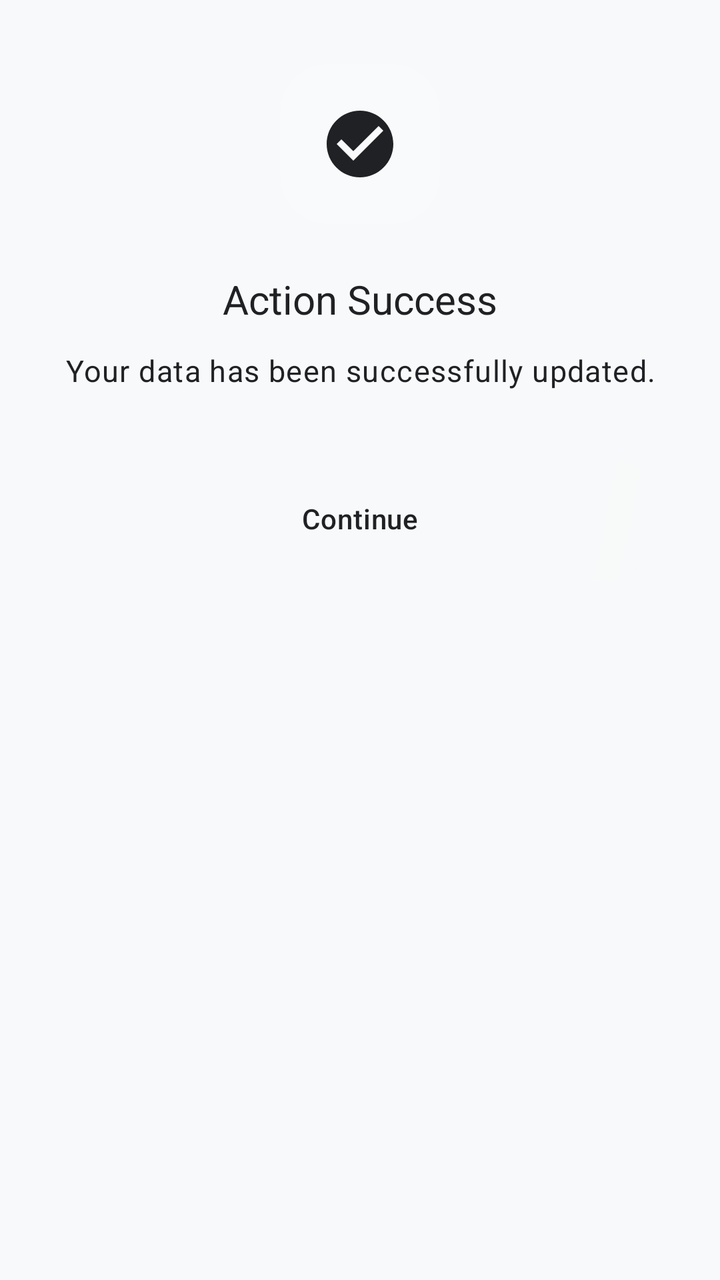
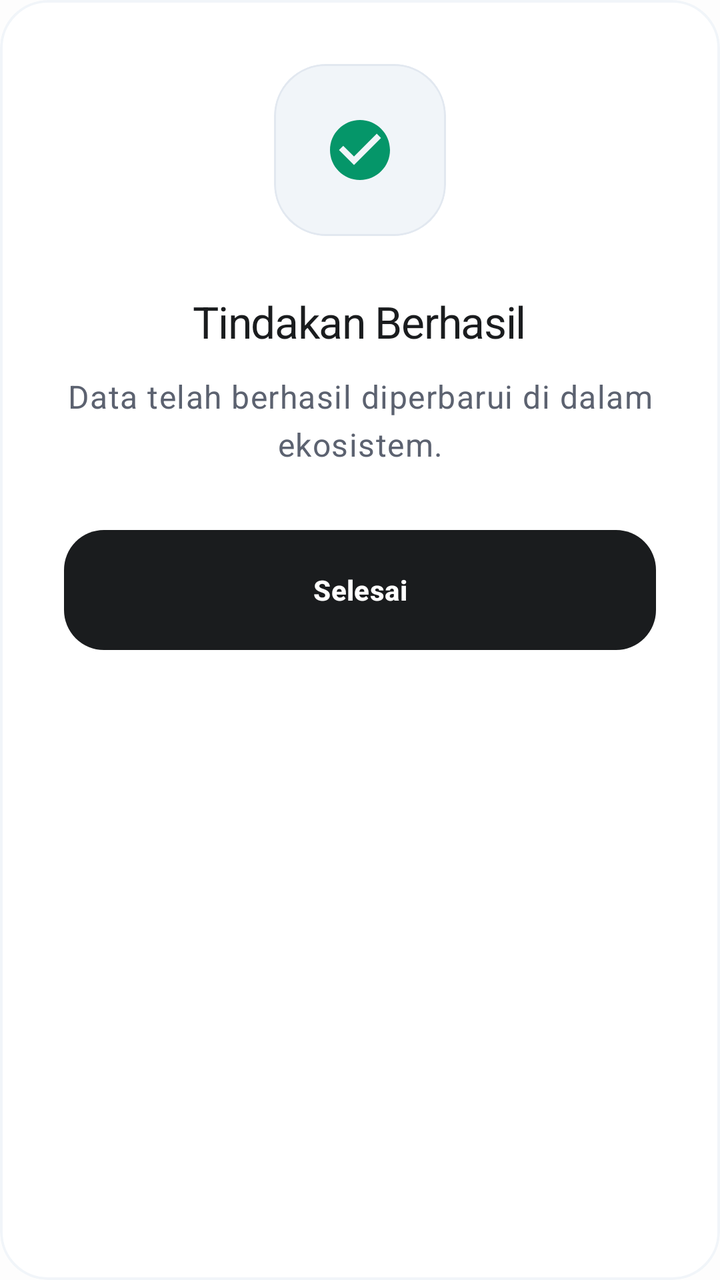

Two renders of the same Android screen: before a commit and after it. Below are the layout's source before the change and the commit's diff.
<!-- AndroidManifest.xml: application theme Theme.KasirAPP -->
<!-- res/layout/dialog_status.xml -->
<?xml version="1.0" encoding="utf-8"?>
<com.google.android.material.card.MaterialCardView
    xmlns:android="http://schemas.android.com/apk/res/android"
    xmlns:app="http://schemas.android.com/apk/res-auto"
    style="@style/Widget.App.Card"
    android:layout_width="match_parent"
    android:layout_height="wrap_content"
    app:cardCornerRadius="32dp"
    app:cardElevation="0dp">

    <LinearLayout
        android:layout_width="match_parent"
        android:layout_height="wrap_content"
        android:orientation="vertical"
        android:padding="32dp"
        android:gravity="center">

        <com.google.android.material.card.MaterialCardView
            android:id="@+id/cardIconStatus"
            style="@style/Widget.App.Card"
            android:layout_width="80dp"
            android:layout_height="80dp"
            app:cardCornerRadius="24dp"
            app:cardElevation="0dp"
            app:cardBackgroundColor="#26FFFFFF">
            <ImageView
                android:id="@+id/imgStatus"
                android:layout_width="40dp"
                android:layout_height="40dp"
                android:layout_gravity="center"
                android:src="@drawable/ic_success"
                app:tint="?attr/colorOnSurface" />
        </com.google.android.material.card.MaterialCardView>

        <TextView
            android:id="@+id/tvTitle"
            style="@style/TextAppearance.Future.TitleLarge"
            android:layout_width="wrap_content"
            android:layout_height="wrap_content"
            android:layout_marginTop="24dp"
            android:text="Action Success"
            android:textAlignment="center"
            android:textColor="?attr/colorOnSurface" />

        <TextView
            android:id="@+id/tvMessage"
            style="@style/TextAppearance.Future.BodyLarge"
            android:layout_width="match_parent"
            android:layout_height="wrap_content"
            android:layout_marginTop="12dp"
            android:text="Your data has been successfully updated."
            android:textAlignment="center"
            android:textColor="?attr/colorOnSurfaceVariant" />

        <com.google.android.material.button.MaterialButton
            android:id="@+id/btnAction"
            style="@style/Widget.App.Button"
            android:layout_width="match_parent"
            android:layout_height="64dp"
            android:layout_marginTop="32dp"
            android:text="Continue"
            android:textAllCaps="false"
            android:textAppearance="@style/TextAppearance.Future.LabelLarge"
            android:textColor="?attr/colorOnSurface"
            app:cornerRadius="20dp" />

    </LinearLayout>
</com.google.android.material.card.MaterialCardView>
<!-- resources referenced by this layout -->
<resources>
  <style name="TextAppearance.Future.BodyLarge" parent="TextAppearance.Premium.BodyLarge" />
  <style name="TextAppearance.Future.LabelLarge" parent="TextAppearance.Premium.LabelLarge" />
  <style name="TextAppearance.Future.TitleLarge" parent="TextAppearance.Premium.TitleLarge" />
  <style name="Widget.App.Button" parent="Widget.Material3.Button.TonalButton">
          <item name="cornerRadius">16dp</item>
          <item name="android:background">@drawable/bg_liquid_glass</item>
          <item name="android:insetTop">0dp</item>
          <item name="android:insetBottom">0dp</item>
          <item name="android:textColor">?attr/colorOnSurface</item>
      </style>
  <style name="Widget.App.Card" parent="Widget.Material3.CardView.Filled">
          <item name="cardCornerRadius">24dp</item>
          <item name="cardElevation">0dp</item>
          <item name="strokeWidth">0dp</item>
          <item name="android:background">@drawable/bg_liquid_glass</item>
          <item name="cardBackgroundColor">@android:color/transparent</item>
      </style>
  <color name="success">#2ECC71</color>
  <style name="TextAppearance.Premium.BodyLarge" parent="TextAppearance.Material3.BodyLarge">
          <item name="android:textSize">15sp</item>
          <item name="android:fontFamily">sans-serif</item>
          <item name="android:lineSpacingExtra">3dp</item>
          <item name="android:textColor">?attr/colorOnSurfaceVariant</item>
      </style>
  <style name="TextAppearance.Premium.LabelLarge" parent="TextAppearance.Material3.LabelLarge">
          <item name="android:textSize">14sp</item>
          <item name="android:fontFamily">sans-serif-medium</item>
          <item name="android:letterSpacing">0.02</item>
          <item name="android:textColor">?attr/colorSecondary</item>
      </style>
  <style name="TextAppearance.Premium.TitleLarge" parent="TextAppearance.Material3.TitleLarge">
          <item name="android:textSize">20sp</item>
          <item name="android:fontFamily">sans-serif-medium</item>
          <item name="android:textColor">?attr/colorOnSurface</item>
      </style>
  <!-- drawable bg_liquid_glass (drawable) -->
  <?xml version="1.0" encoding="utf-8"?>
  <layer-list xmlns:android="http://schemas.android.com/apk/res/android">
      
      <item>
          <shape android:shape="rectangle">
              <solid android:color="#0D000000" />
              <corners android:radius="24dp" />
          </shape>
      </item>
  
      
      <item android:bottom="1dp" android:left="1dp" android:right="1dp" android:top="1dp">
          <shape android:shape="rectangle">
              <gradient
                  android:angle="135"
                  android:startColor="#26FFFFFF"
                  android:endColor="#0DFFFFFF"
                  android:type="linear" />
              <corners android:radius="24dp" />
          </shape>
      </item>
  
      
      <item>
          <shape android:shape="rectangle">
              <gradient
                  android:centerX="80%"
                  android:centerY="20%"
                  android:gradientRadius="120dp"
                  android:startColor="#1AFFFFFF"
                  android:endColor="@android:color/transparent"
                  android:type="radial" />
              <corners android:radius="24dp" />
          </shape>
      </item>
  
      
      <item>
          <shape android:shape="rectangle">
              <gradient
                  android:centerX="20%"
                  android:centerY="80%"
                  android:gradientRadius="150dp"
                  android:startColor="#0D000000"
                  android:endColor="@android:color/transparent"
                  android:type="radial" />
              <corners android:radius="24dp" />
          </shape>
      </item>
  
      
      <item>
          <shape android:shape="rectangle">
              <solid android:color="@android:color/transparent" />
              <corners android:radius="24dp" />
              <stroke
                  android:width="1.2dp"
                  android:color="#26FFFFFF" />
          </shape>
      </item>
  </layer-list>
  <style name="Base.Theme.KasirAPP" parent="Theme.Material3.Light.NoActionBar">
          
          <item name="colorPrimary">@color/primary</item>
          <item name="colorOnPrimary">@color/on_primary</item>
          <item name="colorPrimaryContainer">@color/primary_container</item>
          <item name="colorOnPrimaryContainer">@color/on_primary_container</item>
  
          <item name="colorSecondary">@color/secondary</item>
          <item name="colorOnSecondary">@color/on_secondary</item>
          <item name="colorSecondaryContainer">@color/secondary_container</item>
          <item name="colorOnSecondaryContainer">@color/on_secondary_container</item>
  
          <item name="android:windowBackground">@color/background</item>
          <item name="colorSurface">@color/surface</item>
          <item name="colorOnSurface">@color/on_surface</item>
          <item name="colorSurfaceVariant">@color/surface_variant</item>
          <item name="colorOnSurfaceVariant">@color/on_surface_variant</item>
          <item name="colorOutline">@color/outline</item>
  
          
          <item name="android:statusBarColor">@android:color/transparent</item>
          <item name="android:windowLightStatusBar">true</item>
          <item name="android:navigationBarColor">@android:color/transparent</item>
          <item name="android:windowLightNavigationBar" tools:targetApi="27">true</item>
  
          
          <item name="materialCardViewStyle">@style/Widget.App.Card</item>
          <item name="materialButtonStyle">@style/Widget.App.Button</item>
          <item name="textInputStyle">@style/Widget.App.TextInputLayout</item>
  
          
          <item name="textAppearanceHeadlineLarge">@style/TextAppearance.Premium.HeadlineLarge</item>
          <item name="textAppearanceTitleLarge">@style/TextAppearance.Premium.TitleLarge</item>
          <item name="textAppearanceBodyLarge">@style/TextAppearance.Premium.BodyLarge</item>
          <item name="textAppearanceLabelLarge">@style/TextAppearance.Premium.LabelLarge</item>
      </style>
  <color name="primary">#202124</color>
  <color name="primary_container">#F5F6FA</color>
  <color name="on_primary_container">#202124</color>
  <color name="secondary">#625B71</color>
  <color name="secondary_container">#F8F9FA</color>
  <color name="on_secondary_container">#202124</color>
  <color name="background">#F8F9FA</color>
  <color name="on_surface">#202124</color>
  <color name="surface_variant">#EDEDF5</color>
  <color name="on_surface_variant">#202124</color>
  <color name="outline">#CCCCCC</color>
  <style name="Widget.App.TextInputLayout" parent="Widget.Material3.TextInputLayout.OutlinedBox">
          <item name="boxCornerRadiusTopStart">16dp</item>
          <item name="boxCornerRadiusTopEnd">16dp</item>
          <item name="boxCornerRadiusBottomStart">16dp</item>
          <item name="boxCornerRadiusBottomEnd">16dp</item>
          <item name="boxStrokeColor">?attr/colorOutline</item>
          <item name="boxStrokeWidth">1.2dp</item>
          <item name="boxStrokeWidthFocused">2dp</item>
          <item name="android:textColorHint">?attr/colorOnSurfaceVariant</item>
      </style>
  <style name="TextAppearance.Premium.HeadlineLarge" parent="TextAppearance.Material3.HeadlineLarge">
          <item name="android:textSize">28sp</item>
          <item name="android:fontFamily">sans-serif-medium</item>
          <item name="android:letterSpacing">-0.02</item>
          <item name="android:textColor">?attr/colorOnSurface</item>
      </style>
  <!-- unchanged entries left out for length: 5 -->
</resources>

<!-- the commit's change to res/layout/dialog_status.xml (unified diff, before → after) -->
@@ -2,11 +2,9 @@
 <com.google.android.material.card.MaterialCardView
     xmlns:android="http://schemas.android.com/apk/res/android"
     xmlns:app="http://schemas.android.com/apk/res-auto"
-    style="@style/Widget.App.Card"
+    style="@style/Widget.App.Card.Solid"
     android:layout_width="match_parent"
-    android:layout_height="wrap_content"
-    app:cardCornerRadius="32dp"
-    app:cardElevation="0dp">
+    android:layout_height="wrap_content">
 
     <LinearLayout
         android:layout_width="match_parent"
@@ -17,52 +15,45 @@
 
         <com.google.android.material.card.MaterialCardView
             android:id="@+id/cardIconStatus"
-            style="@style/Widget.App.Card"
-            android:layout_width="80dp"
-            android:layout_height="80dp"
-            app:cardCornerRadius="24dp"
+            android:layout_width="86dp"
+            android:layout_height="86dp"
+            app:cardCornerRadius="26dp"
             app:cardElevation="0dp"
-            app:cardBackgroundColor="#26FFFFFF">
+            app:cardBackgroundColor="@color/gray_canvas">
             <ImageView
                 android:id="@+id/imgStatus"
-                android:layout_width="40dp"
-                android:layout_height="40dp"
+                android:layout_width="36dp"
+                android:layout_height="36dp"
                 android:layout_gravity="center"
                 android:src="@drawable/ic_success"
-                app:tint="?attr/colorOnSurface" />
+                app:tint="@color/success" />
         </com.google.android.material.card.MaterialCardView>
 
         <TextView
             android:id="@+id/tvTitle"
-            style="@style/TextAppearance.Future.TitleLarge"
+            style="@style/TextAppearance.App.TitleLarge"
             android:layout_width="wrap_content"
             android:layout_height="wrap_content"
-            android:layout_marginTop="24dp"
-            android:text="Action Success"
-            android:textAlignment="center"
-            android:textColor="?attr/colorOnSurface" />
+            android:layout_marginTop="28dp"
+            android:text="@string/dialog_success"
+            android:textAlignment="center" />
 
         <TextView
             android:id="@+id/tvMessage"
-            style="@style/TextAppearance.Future.BodyLarge"
+            style="@style/TextAppearance.App.BodyLarge"
             android:layout_width="match_parent"
             android:layout_height="wrap_content"
             android:layout_marginTop="12dp"
-            android:text="Your data has been successfully updated."
-            android:textAlignment="center"
-            android:textColor="?attr/colorOnSurfaceVariant" />
+            android:text="@string/dialog_success_msg"
+            android:textAlignment="center" />
 
         <com.google.android.material.button.MaterialButton
             android:id="@+id/btnAction"
-            style="@style/Widget.App.Button"
+            style="@style/Widget.App.Button.Primary"
             android:layout_width="match_parent"
-            android:layout_height="64dp"
+            android:layout_height="60dp"
             android:layout_marginTop="32dp"
-            android:text="Continue"
-            android:textAllCaps="false"
-            android:textAppearance="@style/TextAppearance.Future.LabelLarge"
-            android:textColor="?attr/colorOnSurface"
-            app:cornerRadius="20dp" />
+            android:text="@string/dialog_acknowledge" />
 
     </LinearLayout>
 </com.google.android.material.card.MaterialCardView>
<!-- resource entries referenced after the edit -->
@@ -1,39 +1,59 @@
 <!-- resources referenced by this layout -->
 <resources>
-  <style name="TextAppearance.Future.BodyLarge" parent="TextAppearance.Premium.BodyLarge" />
-  <style name="TextAppearance.Future.LabelLarge" parent="TextAppearance.Premium.LabelLarge" />
-  <style name="TextAppearance.Future.TitleLarge" parent="TextAppearance.Premium.TitleLarge" />
-  <style name="Widget.App.Button" parent="Widget.Material3.Button.TonalButton">
-          <item name="cornerRadius">16dp</item>
-          <item name="android:background">@drawable/bg_liquid_glass</item>
+  <color name="gray_canvas">#F1F5F9</color>
+  <style name="Widget.App.Button" parent="Widget.Material3.Button">
+          <item name="cornerRadius">20dp</item>
           <item name="android:insetTop">0dp</item>
           <item name="android:insetBottom">0dp</item>
-          <item name="android:textColor">?attr/colorOnSurface</item>
+          <item name="android:textAllCaps">false</item>
+          <item name="android:textStyle">bold</item>
+          <item name="android:letterSpacing">0.01</item>
+          <item name="android:minHeight">60dp</item>
       </style>
+  <color name="white">#FFFFFF</color>
+  <color name="outline_variant">#F1F5F9</color>
   <style name="Widget.App.Card" parent="Widget.Material3.CardView.Filled">
+          <item name="cardCornerRadius">28dp</item>
+          <item name="cardElevation">0dp</item>
+          <item name="strokeWidth">1dp</item>
+          <item name="strokeColor">@color/outline</item>
+          <item name="android:background">@drawable/bg_liquid_glass</item>
+          <item name="cardBackgroundColor">@android:color/transparent</item>
+          <item name="android:clickable">true</item>
+          <item name="android:focusable">true</item>
+          <item name="android:foreground">?attr/selectableItemBackground</item>
+          <item name="rippleColor">#1A000000</item>
+      </style>
+  <color name="success">#059669</color>
+  <string name="dialog_acknowledge">Selesai</string>
+  <string name="dialog_success">Tindakan Berhasil</string>
+  <string name="dialog_success_msg">Data telah berhasil diperbarui di dalam ekosistem.</string>
+  <style name="TextAppearance.App.BodyLarge" parent="TextAppearance.Material3.BodyLarge">
+          <item name="android:textSize">16sp</item>
+          <item name="android:fontFamily">sans-serif</item>
+          <item name="android:lineSpacingExtra">4dp</item>
+          <item name="android:textColor">@color/secondary</item>
+      </style>
+  <style name="TextAppearance.App.TitleLarge" parent="TextAppearance.Material3.TitleLarge">
+          <item name="android:textSize">22sp</item>
+          <item name="android:fontFamily">sans-serif-medium</item>
+          <item name="android:letterSpacing">-0.02</item>
+          <item name="android:textColor">@color/primary</item>
+      </style>
+  <style name="Widget.App.Button.Primary" parent="Widget.App.Button">
+          <item name="backgroundTint">@color/primary</item>
+          <item name="android:textColor">@color/white</item>
+          <item name="rippleColor">#33FFFFFF</item>
+      </style>
+  <style name="Widget.App.Card.Solid" parent="Widget.Material3.CardView.Filled">
           <item name="cardCornerRadius">24dp</item>
           <item name="cardElevation">0dp</item>
-          <item name="strokeWidth">0dp</item>
-          <item name="android:background">@drawable/bg_liquid_glass</item>
-          <item name="cardBackgroundColor">@android:color/transparent</item>
-      </style>
-  <color name="success">#2ECC71</color>
-  <style name="TextAppearance.Premium.BodyLarge" parent="TextAppearance.Material3.BodyLarge">
-          <item name="android:textSize">15sp</item>
-          <item name="android:fontFamily">sans-serif</item>
-          <item name="android:lineSpacingExtra">3dp</item>
-          <item name="android:textColor">?attr/colorOnSurfaceVariant</item>
-      </style>
-  <style name="TextAppearance.Premium.LabelLarge" parent="TextAppearance.Material3.LabelLarge">
-          <item name="android:textSize">14sp</item>
-          <item name="android:fontFamily">sans-serif-medium</item>
-          <item name="android:letterSpacing">0.02</item>
-          <item name="android:textColor">?attr/colorSecondary</item>
-      </style>
-  <style name="TextAppearance.Premium.TitleLarge" parent="TextAppearance.Material3.TitleLarge">
-          <item name="android:textSize">20sp</item>
-          <item name="android:fontFamily">sans-serif-medium</item>
-          <item name="android:textColor">?attr/colorOnSurface</item>
+          <item name="cardBackgroundColor">@color/surface</item>
+          <item name="strokeColor">@color/outline_variant</item>
+          <item name="strokeWidth">1.2dp</item>
+          <item name="android:clickable">true</item>
+          <item name="android:focusable">true</item>
+          <item name="android:foreground">?attr/selectableItemBackground</item>
       </style>
   <!-- drawable bg_liquid_glass (drawable) -->
   <?xml version="1.0" encoding="utf-8"?>
@@ -41,48 +61,16 @@
       
       <item>
           <shape android:shape="rectangle">
-              <solid android:color="#0D000000" />
-              <corners android:radius="24dp" />
+              <solid android:color="#08000000" />
+              <corners android:radius="28dp" />
           </shape>
       </item>
   
       
-      <item android:bottom="1dp" android:left="1dp" android:right="1dp" android:top="1dp">
+      <item android:bottom="0.5dp" android:left="0.5dp" android:right="0.5dp" android:top="0.5dp">
           <shape android:shape="rectangle">
-              <gradient
-                  android:angle="135"
-                  android:startColor="#26FFFFFF"
-                  android:endColor="#0DFFFFFF"
-                  android:type="linear" />
-              <corners android:radius="24dp" />
-          </shape>
-      </item>
-  
-      
-      <item>
-          <shape android:shape="rectangle">
-              <gradient
-                  android:centerX="80%"
-                  android:centerY="20%"
-                  android:gradientRadius="120dp"
-                  android:startColor="#1AFFFFFF"
-                  android:endColor="@android:color/transparent"
-                  android:type="radial" />
-              <corners android:radius="24dp" />
-          </shape>
-      </item>
-  
-      
-      <item>
-          <shape android:shape="rectangle">
-              <gradient
-                  android:centerX="20%"
-                  android:centerY="80%"
-                  android:gradientRadius="150dp"
-                  android:startColor="#0D000000"
-                  android:endColor="@android:color/transparent"
-                  android:type="radial" />
-              <corners android:radius="24dp" />
+              <solid android:color="#FFFFFF" />
+              <corners android:radius="28dp" />
           </shape>
       </item>
   
@@ -90,10 +78,10 @@
       <item>
           <shape android:shape="rectangle">
               <solid android:color="@android:color/transparent" />
-              <corners android:radius="24dp" />
+              <corners android:radius="28dp" />
               <stroke
-                  android:width="1.2dp"
-                  android:color="#26FFFFFF" />
+                  android:width="1dp"
+                  android:color="#E2E8F0" />
           </shape>
       </item>
   </layer-list>
@@ -115,6 +103,7 @@
           <item name="colorSurfaceVariant">@color/surface_variant</item>
           <item name="colorOnSurfaceVariant">@color/on_surface_variant</item>
           <item name="colorOutline">@color/outline</item>
+          <item name="colorError">@color/error</item>
   
           
           <item name="android:statusBarColor">@android:color/transparent</item>
@@ -124,41 +113,49 @@
   
           
           <item name="materialCardViewStyle">@style/Widget.App.Card</item>
-          <item name="materialButtonStyle">@style/Widget.App.Button</item>
+          <item name="materialButtonStyle">@style/Widget.App.Button.Primary</item>
           <item name="textInputStyle">@style/Widget.App.TextInputLayout</item>
   
           
-          <item name="textAppearanceHeadlineLarge">@style/TextAppearance.Premium.HeadlineLarge</item>
-          <item name="textAppearanceTitleLarge">@style/TextAppearance.Premium.TitleLarge</item>
-          <item name="textAppearanceBodyLarge">@style/TextAppearance.Premium.BodyLarge</item>
-          <item name="textAppearanceLabelLarge">@style/TextAppearance.Premium.LabelLarge</item>
+          <item name="textAppearanceHeadlineLarge">@style/TextAppearance.App.HeadlineLarge</item>
+          <item name="textAppearanceTitleLarge">@style/TextAppearance.App.TitleLarge</item>
+          <item name="textAppearanceBodyLarge">@style/TextAppearance.App.BodyLarge</item>
+          <item name="textAppearanceLabelLarge">@style/TextAppearance.App.LabelLarge</item>
       </style>
-  <color name="primary">#202124</color>
-  <color name="primary_container">#F5F6FA</color>
-  <color name="on_primary_container">#202124</color>
-  <color name="secondary">#625B71</color>
-  <color name="secondary_container">#F8F9FA</color>
-  <color name="on_secondary_container">#202124</color>
-  <color name="background">#F8F9FA</color>
-  <color name="on_surface">#202124</color>
-  <color name="surface_variant">#EDEDF5</color>
-  <color name="on_surface_variant">#202124</color>
-  <color name="outline">#CCCCCC</color>
+  <color name="primary">#1A1C1E</color>
+  <color name="primary_container">#F1F3F7</color>
+  <color name="on_primary_container">#1A1C1E</color>
+  <color name="secondary">#5C6270</color>
+  <color name="secondary_container">#F8F9FB</color>
+  <color name="on_secondary_container">#1A1C1E</color>
+  <color name="background">#FDFDFD</color>
+  <color name="on_surface">#1A1C1E</color>
+  <color name="surface_variant">#F5F7FA</color>
+  <color name="on_surface_variant">#5C6270</color>
+  <color name="outline">#E2E8F0</color>
+  <color name="error">#DC2626</color>
   <style name="Widget.App.TextInputLayout" parent="Widget.Material3.TextInputLayout.OutlinedBox">
-          <item name="boxCornerRadiusTopStart">16dp</item>
-          <item name="boxCornerRadiusTopEnd">16dp</item>
-          <item name="boxCornerRadiusBottomStart">16dp</item>
-          <item name="boxCornerRadiusBottomEnd">16dp</item>
-          <item name="boxStrokeColor">?attr/colorOutline</item>
+          <item name="boxCornerRadiusTopStart">18dp</item>
+          <item name="boxCornerRadiusTopEnd">18dp</item>
+          <item name="boxCornerRadiusBottomStart">18dp</item>
+          <item name="boxCornerRadiusBottomEnd">18dp</item>
+          <item name="boxStrokeColor">@color/outline</item>
           <item name="boxStrokeWidth">1.2dp</item>
           <item name="boxStrokeWidthFocused">2dp</item>
-          <item name="android:textColorHint">?attr/colorOnSurfaceVariant</item>
+          <item name="android:textColorHint">@color/secondary</item>
+          <item name="hintTextColor">@color/primary</item>
       </style>
-  <style name="TextAppearance.Premium.HeadlineLarge" parent="TextAppearance.Material3.HeadlineLarge">
-          <item name="android:textSize">28sp</item>
+  <style name="TextAppearance.App.HeadlineLarge" parent="TextAppearance.Material3.HeadlineLarge">
+          <item name="android:textSize">32sp</item>
+          <item name="android:fontFamily">sans-serif-black</item>
+          <item name="android:letterSpacing">-0.04</item>
+          <item name="android:textColor">@color/primary</item>
+      </style>
+  <style name="TextAppearance.App.LabelLarge" parent="TextAppearance.Material3.LabelLarge">
+          <item name="android:textSize">14sp</item>
           <item name="android:fontFamily">sans-serif-medium</item>
-          <item name="android:letterSpacing">-0.02</item>
-          <item name="android:textColor">?attr/colorOnSurface</item>
+          <item name="android:letterSpacing">0.05</item>
+          <item name="android:textColor">@color/secondary</item>
       </style>
   <!-- unchanged entries left out for length: 5 -->
 </resources>
